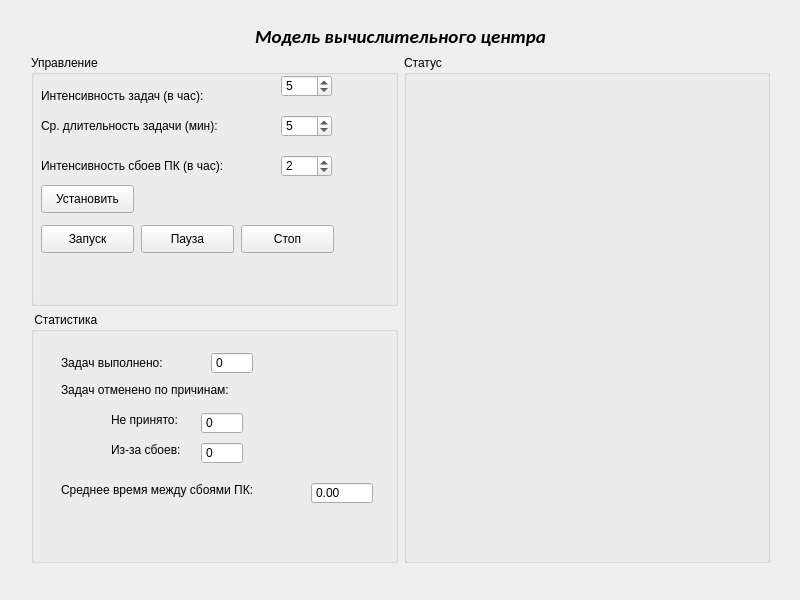
Above: ccModelClient/tinterface.ui from RevanVI/ccModel before the change. Below: the same form after it.
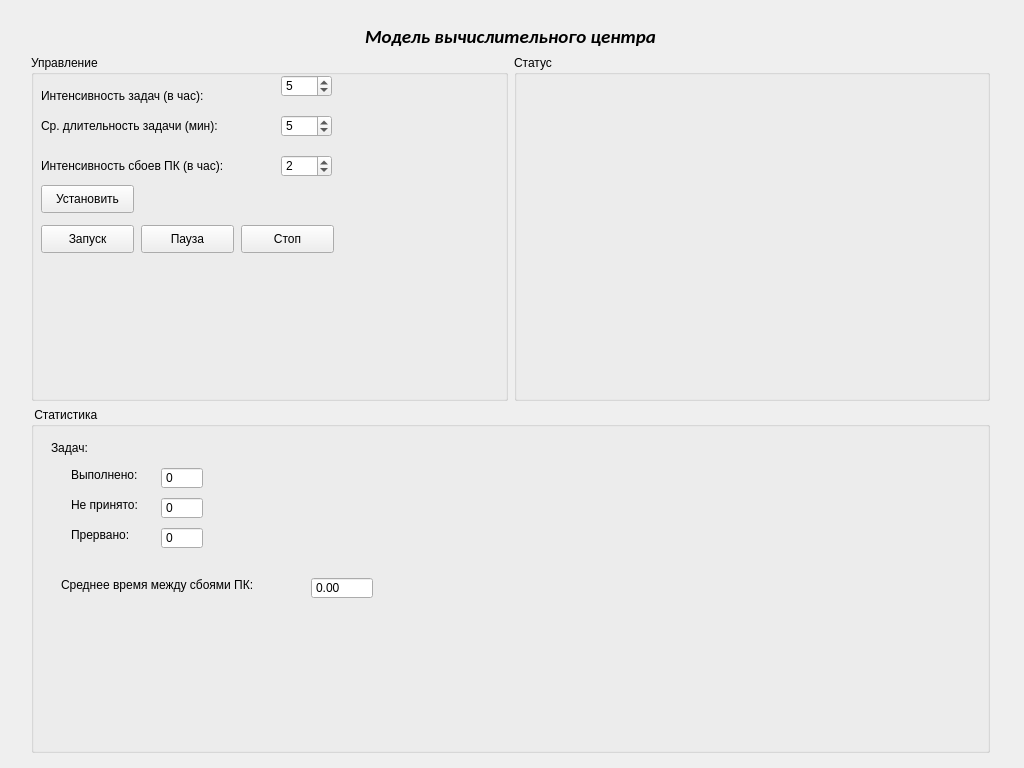
That is the form after the change. Custom widgets are drawn as their Qt base class.

The edit to the form file:
```diff
--- a/ccModelClient/tinterface.ui
+++ b/ccModelClient/tinterface.ui
@@ -6,8 +6,8 @@
    <rect>
     <x>0</x>
     <y>0</y>
-    <width>800</width>
-    <height>600</height>
+    <width>1024</width>
+    <height>768</height>
    </rect>
   </property>
   <property name="sizePolicy">
@@ -18,8 +18,8 @@
   </property>
   <property name="minimumSize">
    <size>
-    <width>800</width>
-    <height>600</height>
+    <width>1024</width>
+    <height>768</height>
    </size>
   </property>
   <property name="windowTitle">
@@ -30,8 +30,8 @@
     <rect>
      <x>0</x>
      <y>13</y>
-     <width>801</width>
-     <height>561</height>
+     <width>1021</width>
+     <height>751</height>
     </rect>
    </property>
    <layout class="QVBoxLayout" name="mainLayt">
@@ -83,8 +83,6 @@
        </spacer>
       </item>
       <item>
-       <layout class="QVBoxLayout" name="verticalLayout_4">
-        <item>
          <widget class="QGroupBox" name="groupBox">
           <property name="sizePolicy">
            <sizepolicy hsizetype="Preferred" vsizetype="Preferred">
@@ -260,6 +258,54 @@
          </widget>
         </item>
         <item>
+       <widget class="QGroupBox" name="groupBox_3">
+        <property name="font">
+         <font>
+          <pointsize>9</pointsize>
+         </font>
+        </property>
+        <property name="title">
+         <string>Статус</string>
+        </property>
+       </widget>
+      </item>
+      <item>
+       <spacer name="horizontalSpacer">
+        <property name="orientation">
+         <enum>Qt::Horizontal</enum>
+        </property>
+        <property name="sizeType">
+         <enum>QSizePolicy::Fixed</enum>
+        </property>
+        <property name="sizeHint" stdset="0">
+         <size>
+          <width>20</width>
+          <height>20</height>
+         </size>
+        </property>
+       </spacer>
+      </item>
+     </layout>
+    </item>
+    <item>
+     <layout class="QHBoxLayout" name="horizontalLayout_2">
+      <item>
+       <spacer name="horizontalSpacer_3">
+        <property name="orientation">
+         <enum>Qt::Horizontal</enum>
+        </property>
+        <property name="sizeType">
+         <enum>QSizePolicy::Fixed</enum>
+        </property>
+        <property name="sizeHint" stdset="0">
+         <size>
+          <width>20</width>
+          <height>20</height>
+         </size>
+        </property>
+       </spacer>
+      </item>
+      <item>
          <widget class="QGroupBox" name="groupBox_2">
           <property name="font">
            <font>
@@ -272,34 +318,34 @@
           <widget class="QLabel" name="label">
            <property name="geometry">
             <rect>
-             <x>30</x>
-             <y>40</y>
+           <x>20</x>
+           <y>30</y>
              <width>131</width>
              <height>21</height>
             </rect>
            </property>
            <property name="text">
-            <string>Задач выполнено:</string>
+          <string>Задач:</string>
            </property>
           </widget>
           <widget class="QLabel" name="label_2">
            <property name="geometry">
             <rect>
-             <x>30</x>
-             <y>70</y>
-             <width>211</width>
+           <x>40</x>
+           <y>60</y>
+           <width>91</width>
              <height>16</height>
             </rect>
            </property>
            <property name="text">
-            <string>Задач отменено по причинам:</string>
+          <string>Выполнено:</string>
            </property>
           </widget>
           <widget class="QLabel" name="label_3">
            <property name="geometry">
             <rect>
-             <x>80</x>
-             <y>100</y>
+           <x>40</x>
+           <y>90</y>
              <width>101</width>
              <height>16</height>
             </rect>
@@ -311,14 +357,14 @@
           <widget class="QLabel" name="label_4">
            <property name="geometry">
             <rect>
-             <x>80</x>
-             <y>130</y>
+           <x>40</x>
+           <y>120</y>
              <width>101</width>
              <height>16</height>
             </rect>
            </property>
            <property name="text">
-            <string>Из-за сбоев:</string>
+          <string>Прервано:</string>
            </property>
           </widget>
           <widget class="QLabel" name="label_5">
@@ -337,8 +383,8 @@
           <widget class="QSpinBox" name="taskDoneSBox">
            <property name="geometry">
             <rect>
-             <x>180</x>
-             <y>40</y>
+           <x>130</x>
+           <y>60</y>
              <width>42</width>
              <height>22</height>
             </rect>
@@ -356,8 +402,8 @@
           <widget class="QSpinBox" name="notRecTaskSBox">
            <property name="geometry">
             <rect>
-             <x>170</x>
-             <y>100</y>
+           <x>130</x>
+           <y>90</y>
              <width>42</width>
              <height>22</height>
             </rect>
@@ -375,8 +421,8 @@
           <widget class="QSpinBox" name="canceledTaskSBox">
            <property name="geometry">
             <rect>
-             <x>170</x>
-             <y>130</y>
+           <x>130</x>
+           <y>120</y>
              <width>42</width>
              <height>22</height>
             </rect>
@@ -409,22 +455,8 @@
           </widget>
          </widget>
         </item>
-       </layout>
-      </item>
       <item>
-       <widget class="QGroupBox" name="groupBox_3">
-        <property name="font">
-         <font>
-          <pointsize>9</pointsize>
-         </font>
-        </property>
-        <property name="title">
-         <string>Статус</string>
-        </property>
-       </widget>
-      </item>
-      <item>
-       <spacer name="horizontalSpacer">
+       <spacer name="horizontalSpacer_4">
         <property name="orientation">
          <enum>Qt::Horizontal</enum>
         </property>
```
Lines whose indentation alone changed are shown as unchanged.
